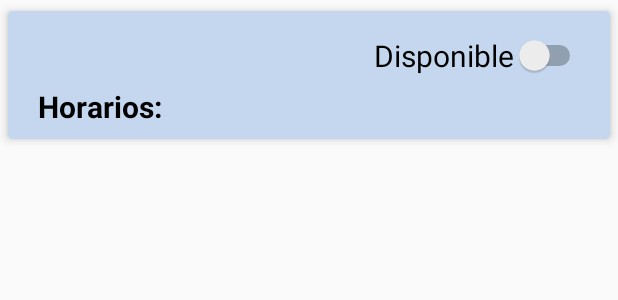
After one commit to Gabriel09199/MoniApp, an Android app: the layout item_horario_tutor.xml on its own in the app's theme, with its tools: preview values and no code run, on a phone screen of 412 x 824 dp. The commit adds this screen. Shown: the top 300 px of the screen. Run offline under Robolectric (Android 15) with nearby library versions, the phone set to English and light mode, and no system bars; Roboto replaces fonts that are not available here.

```diff
--- /dev/null
+++ b/app/src/main/res/layout/item_horario_tutor.xml
@@ -0,0 +1,61 @@
+<?xml version="1.0" encoding="utf-8"?>
+<android.support.v7.widget.CardView xmlns:android="http://schemas.android.com/apk/res/android"
+    xmlns:card_view="http://schemas.android.com/apk/res-auto"
+    xmlns:tools="http://schemas.android.com/tools"
+    android:layout_width="match_parent"
+    android:layout_height="100dp"
+    android:background="#C4D7EE"
+    card_view:cardCornerRadius="3dp"
+    card_view:cardElevation="4dp"
+    card_view:cardUseCompatPadding="true">
+
+    <android.support.constraint.ConstraintLayout
+        android:layout_width="match_parent"
+        android:layout_height="match_parent"
+        android:background="#C4D7EE">
+
+        <TextView
+            android:id="@+id/txtHorarioTitulo"
+            android:layout_width="91dp"
+            android:layout_height="wrap_content"
+            android:layout_marginStart="20dp"
+            android:layout_marginTop="10dp"
+            android:layout_marginBottom="8dp"
+            android:text="@string/txtHorarios"
+            android:textColor="#000000"
+            android:textSize="20sp"
+            android:textStyle="bold"
+            card_view:layout_constraintBottom_toBottomOf="parent"
+            card_view:layout_constraintStart_toStartOf="parent"
+            card_view:layout_constraintTop_toTopOf="parent"
+            card_view:layout_constraintVertical_bias="1.0" />
+
+        <Switch
+            android:id="@+id/switchDisponible"
+            android:layout_width="wrap_content"
+            android:layout_height="wrap_content"
+            android:layout_marginTop="16dp"
+            android:layout_marginEnd="16dp"
+            android:text="@string/txtDisponible"
+            android:textSize="20sp"
+            card_view:layout_constraintEnd_toEndOf="parent"
+            card_view:layout_constraintTop_toTopOf="parent" />
+
+        <TextView
+            android:id="@+id/txtHorario"
+            android:layout_width="269dp"
+            android:layout_height="wrap_content"
+            android:layout_marginStart="8dp"
+            android:layout_marginTop="8dp"
+            android:layout_marginEnd="8dp"
+            android:layout_marginBottom="8dp"
+            android:textSize="20sp"
+            card_view:layout_constraintBottom_toBottomOf="parent"
+            card_view:layout_constraintEnd_toEndOf="parent"
+            card_view:layout_constraintHorizontal_bias="0.102"
+            card_view:layout_constraintStart_toEndOf="@+id/txtHorarioTitulo"
+            card_view:layout_constraintTop_toBottomOf="@+id/switchDisponible"
+            card_view:layout_constraintVertical_bias="1.0" />
+
+    </android.support.constraint.ConstraintLayout>
+</android.support.v7.widget.CardView>
```
Also changed, not shown: app/src/main/java/com/example/moniapp/activities/ActivityLogin.java (+10 -24 lines), app/src/main/java/com/example/moniapp/activities/ActivityTutor.java (+85 -2 lines), app/src/main/java/com/example/moniapp/adapters/HorarioAdapter.java (added, +64 -0 lines), app/src/main/java/com/example/moniapp/servicios/ServicioMoniApp.java (+20 -0 lines), app/src/main/res/layout/activity_login.xml (+11 -6 lines).
